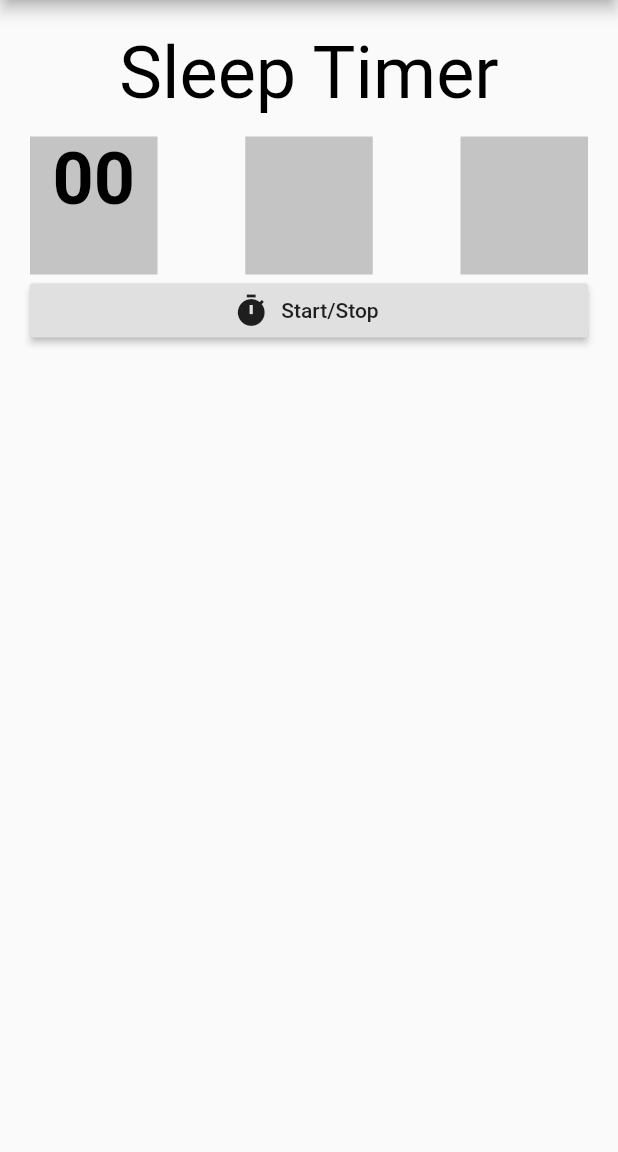
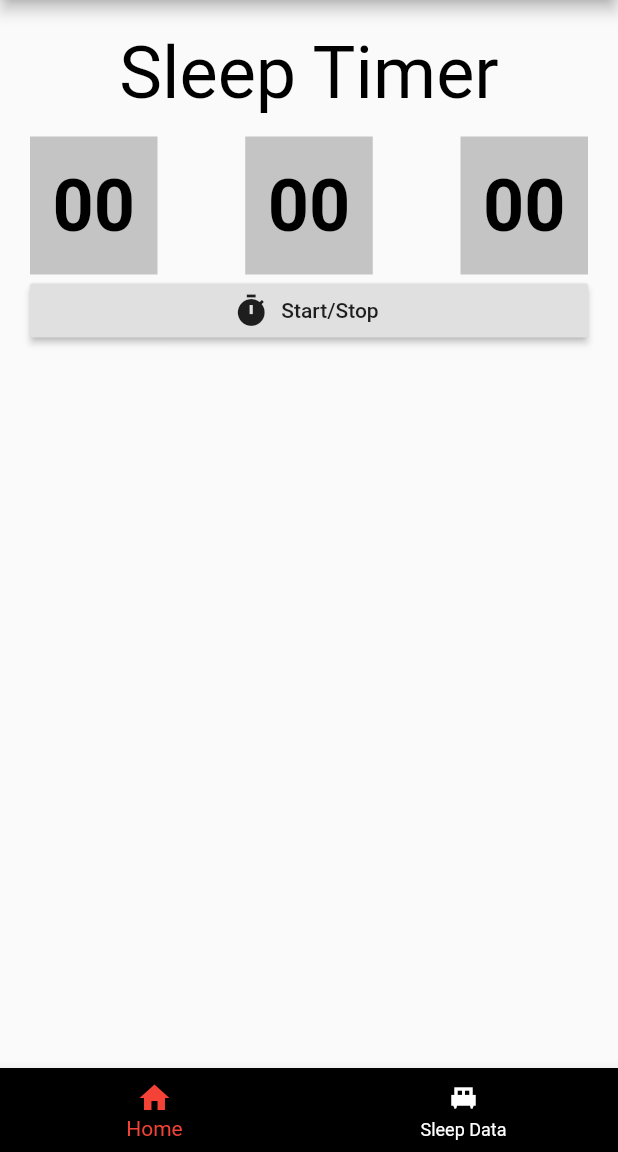
Before and after one commit to panduwira/RateYourSleep, a Flutter app: the screen it shows after launch, on a phone screen of 412 x 824 dp, the part 84-1236 px from its top. Run offline on Flutter 3.47's test engine with Material 2 defaults, Android fonts, the phone set to English and light mode, and no system bars; Roboto replaces fonts that are missing (Sans Serif).

Commit message:
Pages Folder

```diff
--- a/lib/main.dart
+++ b/lib/main.dart
@@ -7,7 +7,7 @@ class MyApp extends StatelessWidget {
   @override
   Widget build(BuildContext context) {
     return MaterialApp(
-      home: HomePage(),
+      home: MainMenu(),
     );
   }
 }
--- a/lib/pages/home.dart
+++ b/lib/pages/home.dart
@@ -34,12 +34,13 @@ class _HomePageState extends State<HomePage> {
             Row(
                 mainAxisAlignment: MainAxisAlignment.spaceBetween,
                 children: <Widget>[
-
                   Container(
                     width: 85,
                     height: 92,
                     color: Color(0xffc4c4c4),
-                child: Text('00',
+                    child: Center(
+                      child: Text(
+                        '00',
                         style: TextStyle(
                           fontSize: 48,
                           fontFamily: "Sans Serif",
@@ -47,18 +48,42 @@ class _HomePageState extends State<HomePage> {
                           color: Colors.black,
                         ),
                         textAlign: TextAlign.center,
-
+                      ),
                     ),
                   ),
                   Container(
                     width: 85,
                     height: 92,
                     color: Color(0xffc4c4c4),
+                    child: Center(
+                      child: Text(
+                        '00',
+                        style: TextStyle(
+                          fontSize: 48,
+                          fontFamily: "Sans Serif",
+                          fontWeight: FontWeight.bold,
+                          color: Colors.black,
+                        ),
+                        textAlign: TextAlign.center,
+                      ),
+                    ),
                   ),
                   Container(
                     width: 85,
                     height: 92,
                     color: Color(0xffc4c4c4),
+                    child: Center(
+                      child: Text(
+                        '00',
+                        style: TextStyle(
+                          fontSize: 48,
+                          fontFamily: "Sans Serif",
+                          fontWeight: FontWeight.bold,
+                          color: Colors.black,
+                        ),
+                        textAlign: TextAlign.center,
+                      ),
+                    ),
                   ),
                 ]),
             RaisedButton.icon(
--- /dev/null
+++ b/lib/pages/mainmenu.dart
@@ -0,0 +1,43 @@
+part of 'pages.dart';
+
+class MainMenu extends StatefulWidget {
+  MainMenu({Key key}) : super(key: key);
+
+
+  @override
+  _MainMenuState createState() => _MainMenuState();
+}
+
+class _MainMenuState extends State<MainMenu> {
+    int _selectedIndex = 0;
+    static List<Widget> _widgetOptions = <Widget>[HomePage(),ListDataPage()];
+
+  void _onItemtapped(int index){
+    setState(() {
+      _selectedIndex = index;
+    });
+  }
+  @override
+  Widget build(BuildContext context) {
+    return Scaffold(
+      body: Center(
+         child: _widgetOptions.elementAt(_selectedIndex),
+       ),
+       bottomNavigationBar:BottomNavigationBar(
+        items: const <BottomNavigationBarItem>[
+           BottomNavigationBarItem(
+             icon: Icon(Icons.home),
+             label: 'Home'),
+           BottomNavigationBarItem(
+             icon: Icon(Icons.single_bed_sharp),
+             label: 'Sleep Data'),
+        ],
+        currentIndex: _selectedIndex,
+        backgroundColor: Colors.black,
+        selectedItemColor: Colors.red,
+        unselectedItemColor: Colors.white,
+        onTap: _onItemtapped,
+          ),
+    );
+  }
+}
--- a/lib/pages/pages.dart
+++ b/lib/pages/pages.dart
@@ -1,3 +1,7 @@
 import 'package:flutter/material.dart';
 
 part 'home.dart';
+part 'rating.dart';
+part 'mainmenu.dart';
+part 'mainpage.dart';
+part 'listdata.dart';
--- a/lib/pages/rating.dart
+++ b/lib/pages/rating.dart
@@ -0,0 +1 @@
+part of 'pages.dart';
```
Also changed, not shown: lib/pages/listdata.dart (added, +17 -0 lines), lib/pages/mainpage.dart (added, +17 -0 lines). Lines whose indentation alone changed are shown as unchanged.
